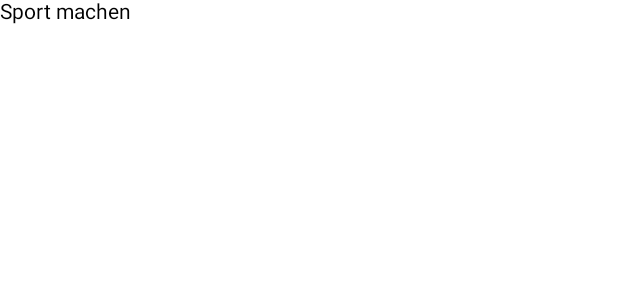
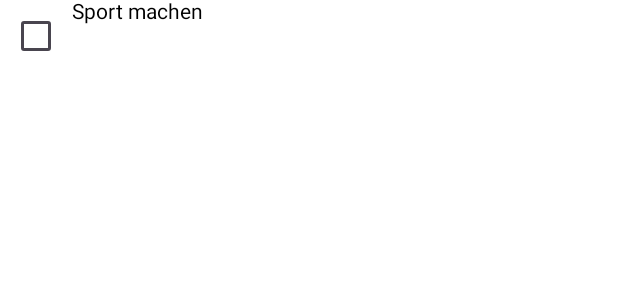
Before and after one commit to behrends/TodosAndroid, an Android app built with Jetpack Compose: the @Preview function TodoPreview, on a phone screen of 412 x 824 dp. Shown: the top 300 px of the screen. Run offline under Robolectric (Android 15) with nearby library versions, the phone set to English and light mode, and no system bars.

```diff
--- a/app/src/main/java/com/example/todosandroid/MainActivity.kt
+++ b/app/src/main/java/com/example/todosandroid/MainActivity.kt
@@ -3,6 +3,8 @@ package com.example.todosandroid
 import android.os.Bundle
 import androidx.activity.ComponentActivity
 import androidx.activity.compose.setContent
+import androidx.compose.foundation.layout.Row
+import androidx.compose.material3.Checkbox
 import androidx.compose.material3.Text
 import androidx.compose.runtime.Composable
 import androidx.compose.ui.tooling.preview.Preview
@@ -17,13 +19,18 @@ class MainActivity : ComponentActivity() {
 }
 
 @Composable
-fun Todo(text: String) {
-    Text(text)
+fun Todo(name: String) {
+    Row {
+        Checkbox(checked = false, onCheckedChange = { })
+        Text(name)
+    }
 }
 
-@Preview(showBackground = true,
+@Preview(
+    showBackground = true,
     showSystemUi = true,
-    name = "Todo Vorschau")
+    name = "Todo Vorschau"
+)
 @Composable
 fun TodoPreview() {
     Todo("Sport machen")
```
